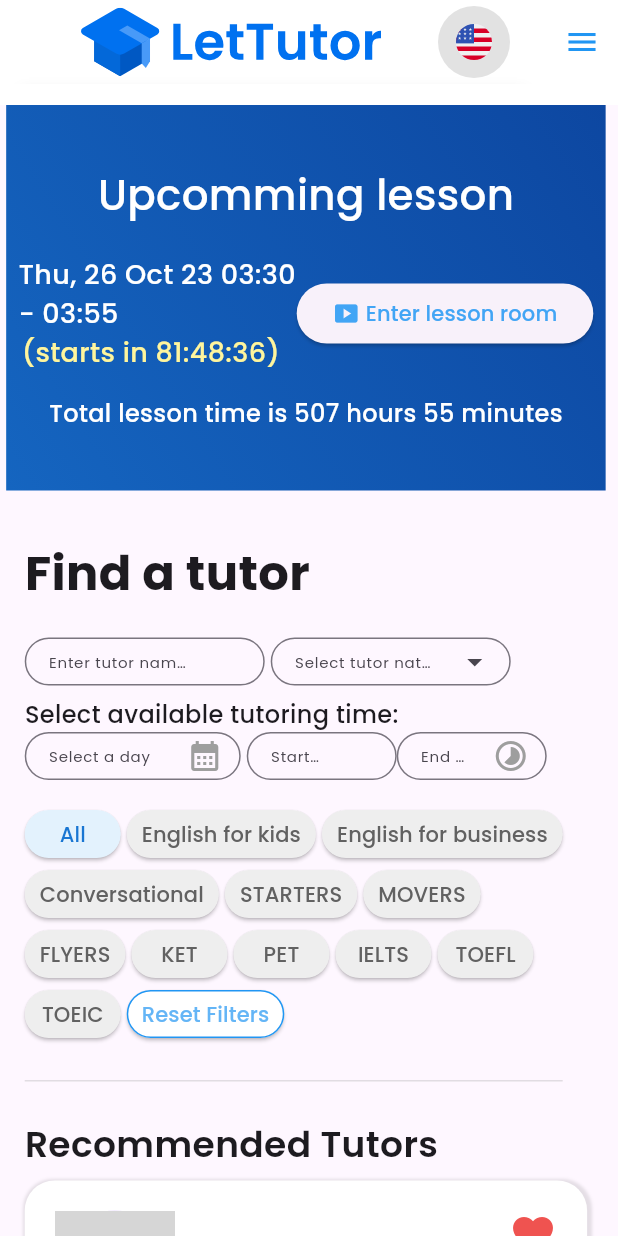
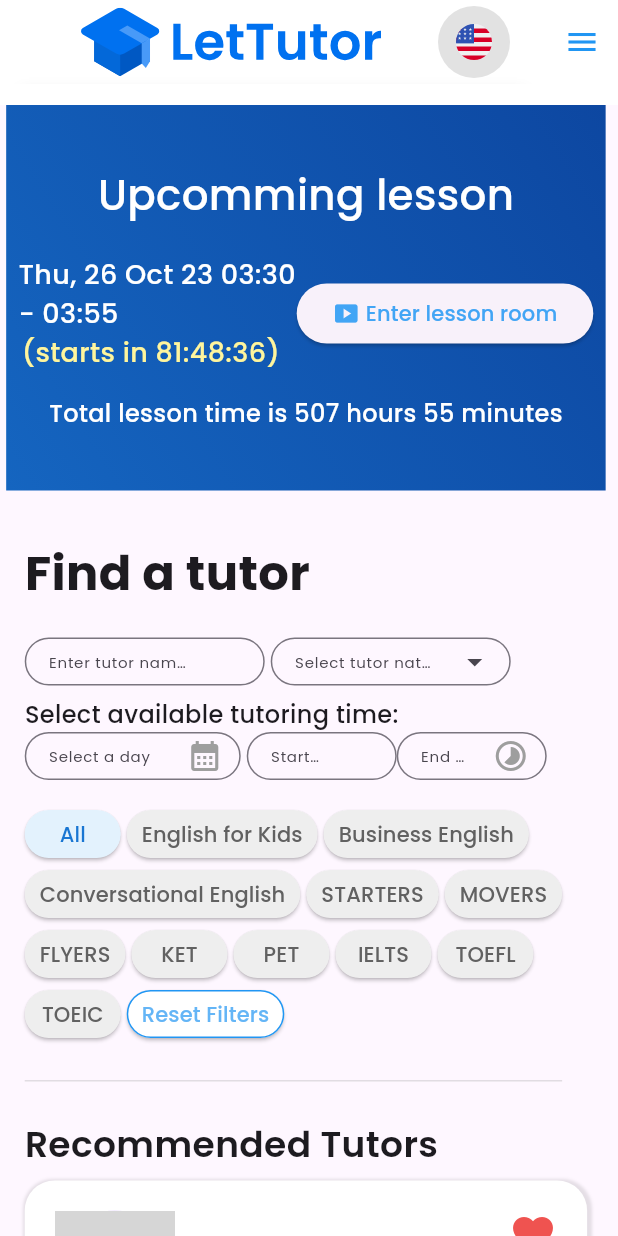
Before and after one commit to Mtoan12/advanced-mobile, a Flutter app: the screen it shows after launch, on a phone screen of 412 x 824 dp. Run offline on Flutter 3.47's test engine with Material 2 defaults, Android fonts, the phone set to English and light mode, and no system bars; our stand-ins replace device_preview, flutter_svg, get, go_router, google_fonts, video_player; missing offline and left inert: dart:js, flutter_pdfview, number_paginator; network calls fail; grey boxes are pictures that could not be loaded.

Commit message:
load json specialities và render ra filters

```diff
--- /dev/null
+++ b/lib/json/specialities.dart
@@ -0,0 +1,79 @@
+String specialitiesJson = '''[
+    {
+        "id": 3,
+        "key": "english-for-kids",
+        "name": "English for Kids",
+        "createdAt": "2021-09-03T13:27:18.266Z",
+        "updatedAt": "2021-09-03T13:27:18.266Z"
+    },
+    {
+        "id": 4,
+        "key": "business-english",
+        "name": "Business English",
+        "createdAt": "2021-09-03T13:27:18.266Z",
+        "updatedAt": "2021-09-03T13:27:18.266Z"
+    },
+    {
+        "id": 5,
+        "key": "conversational-english",
+        "name": "Conversational English",
+        "createdAt": "2021-09-03T13:27:18.266Z",
+        "updatedAt": "2021-09-03T13:27:18.266Z"
+    },
+    {
+        "id": 1,
+        "key": "starters",
+        "name": "STARTERS",
+        "createdAt": "2021-09-03T13:27:18.820Z",
+        "updatedAt": "2021-09-03T13:27:18.820Z"
+    },
+    {
+        "id": 2,
+        "key": "movers",
+        "name": "MOVERS",
+        "createdAt": "2021-09-03T13:27:18.820Z",
+        "updatedAt": "2021-09-03T13:27:18.820Z"
+    },
+    {
+        "id": 3,
+        "key": "flyers",
+        "name": "FLYERS",
+        "createdAt": "2021-09-03T13:27:18.820Z",
+        "updatedAt": "2021-09-03T13:27:18.820Z"
+    },
+    {
+        "id": 4,
+        "key": "ket",
+        "name": "KET",
+        "createdAt": "2021-09-03T13:27:18.820Z",
+        "updatedAt": "2021-09-03T13:27:18.820Z"
+    },
+    {
+        "id": 5,
+        "key": "pet",
+        "name": "PET",
+        "createdAt": "2021-09-03T13:27:18.820Z",
+        "updatedAt": "2021-09-03T13:27:18.820Z"
+    },
+    {
+        "id": 6,
+        "key": "ielts",
+        "name": "IELTS",
+        "createdAt": "2021-09-03T13:27:18.820Z",
+        "updatedAt": "2021-09-03T13:27:18.820Z"
+    },
+    {
+        "id": 7,
+        "key": "toefl",
+        "name": "TOEFL",
+        "createdAt": "2021-09-03T13:27:18.820Z",
+        "updatedAt": "2021-09-03T13:27:18.820Z"
+    },
+    {
+        "id": 8,
+        "key": "toeic",
+        "name": "TOEIC",
+        "createdAt": "2021-09-03T13:27:18.820Z",
+        "updatedAt": "2021-09-03T13:27:18.820Z"
+    }
+]''';
--- a/lib/main.dart
+++ b/lib/main.dart
@@ -2,6 +2,7 @@ import 'package:device_preview/device_preview.dart';
 import 'package:flutter/material.dart';
 import 'package:google_fonts/google_fonts.dart';
 import 'package:lettutor/provider/auth_provider.dart';
+import 'package:lettutor/provider/specialities_provider.dart';
 import 'package:lettutor/provider/teachers_list_provider.dart';
 import 'package:lettutor/router/app_router.dart';
 import 'package:provider/provider.dart';
@@ -22,6 +23,7 @@ class MyApp extends StatefulWidget {
 class _MyAppState extends State<MyApp> {
   AuthProvider authProvider = AuthProvider();
   TeachersListProvider teachersListProvider = TeachersListProvider();
+  SpecialtiesProvider specialtiesProvider = SpecialtiesProvider();
 
   @override
   Widget build(BuildContext context) {
@@ -29,6 +31,7 @@ class _MyAppState extends State<MyApp> {
         providers: [
           ChangeNotifierProvider(create: (context) => authProvider),
           ChangeNotifierProvider(create: (context) => teachersListProvider),
+          Provider(create: (context) => specialtiesProvider),
         ],
         child: MaterialApp.router(
           builder: DevicePreview.appBuilder,
--- /dev/null
+++ b/lib/models/speciality.dart
@@ -0,0 +1,15 @@
+class Specialty {
+  int? id;
+  String? key;
+  String? name;
+  String? createdAt;
+  String? updatedAt;
+
+  Specialty.fromJson(Map<String, dynamic> json) {
+    id = json['id'];
+    key = json['key'];
+    name = json['name'];
+    createdAt = json['createdAt'];
+    updatedAt = json['updatedAt'];
+  }
+}
--- a/lib/models/teacher.dart
+++ b/lib/models/teacher.dart
@@ -1,5 +1,3 @@
-import 'package:flutter/cupertino.dart';
-
 class Teacher {
   String? id;
   String avatar;
--- /dev/null
+++ b/lib/provider/specialities_provider.dart
@@ -0,0 +1,13 @@
+import 'dart:convert';
+
+import 'package:lettutor/json/specialities.dart';
+import 'package:lettutor/models/speciality.dart';
+
+class SpecialtiesProvider {
+  List<Specialty> specialities = [];
+
+  SpecialtiesProvider() {
+    var list = json.decode(specialitiesJson) as List<dynamic>;
+    specialities = list.map((e) => Specialty.fromJson(e)).toList();
+  }
+}
--- a/lib/screens/teachers_list_screen/filters_teachers.dart
+++ b/lib/screens/teachers_list_screen/filters_teachers.dart
@@ -1,7 +1,10 @@
 import 'package:flutter/material.dart';
 import 'package:get/get.dart';
+import 'package:lettutor/models/speciality.dart';
+import 'package:lettutor/provider/specialities_provider.dart';
 import 'package:lettutor/screens/teachers_list_screen/Input.dart';
 import 'package:lettutor/screens/teachers_list_screen/filter_item.dart';
+import 'package:provider/provider.dart';
 
 class FiltersTeachersWidget extends StatefulWidget {
   const FiltersTeachersWidget({super.key});
@@ -13,6 +16,8 @@ class FiltersTeachersWidget extends StatefulWidget {
 class _FiltersTeachersWidgetState extends State<FiltersTeachersWidget> {
   @override
   Widget build(BuildContext context) {
+    SpecialtiesProvider specialtiesProvider =
+        context.watch<SpecialtiesProvider>();
     return Column(
       crossAxisAlignment: CrossAxisAlignment.start,
       children: [
@@ -88,61 +93,37 @@ class _FiltersTeachersWidgetState extends State<FiltersTeachersWidget> {
           )),
           child: Padding(
               padding: EdgeInsets.only(bottom: 28),
-            child: Wrap(runSpacing: 8, spacing: 4, children: [
+              child: specialitiesWidget(context)),
+        )
+      ],
+    );
+  }
+
+  Widget specialitiesWidget(BuildContext context) {
+    SpecialtiesProvider specialtiesProvider =
+        context.watch<SpecialtiesProvider>();
+    var specialities = specialtiesProvider.specialities;
+
+    List<Widget> list = [];
+    list.add(
       FilterItem(
         name: "All".tr,
         active: true,
       ),
+    );
+    for (Specialty speciality in specialities) {
+      list.add(
         FilterItem(
-                name: "English for kids".tr,
+          name: speciality.name!,
           active: false,
         ),
-              FilterItem(
-                name: "English for business".tr,
-                active: false,
-              ),
-              FilterItem(
-                name: "Conversational".tr,
-                active: false,
-              ),
-              FilterItem(
-                name: "STARTERS",
-                active: false,
-              ),
-              FilterItem(
-                name: "MOVERS",
-                active: false,
-              ),
-              FilterItem(
-                name: "FLYERS",
-                active: false,
-              ),
-              FilterItem(
-                name: "KET",
-                active: false,
-              ),
-              FilterItem(
-                name: "PET",
-                active: false,
-              ),
-              FilterItem(
-                name: "IELTS",
-                active: false,
-              ),
-              FilterItem(
-                name: "TOEFL",
-                active: false,
-              ),
-              FilterItem(
-                name: "TOEIC",
-                active: false,
-              ),
-              SizedBox(
+      );
+    }
+    list.add(SizedBox(
       height: 32,
       child: ElevatedButton(
           style: ElevatedButton.styleFrom(
-                        padding: EdgeInsets.only(
-                            left: 10, right: 10, top: 2, bottom: 2),
+              padding: EdgeInsets.only(left: 10, right: 10, top: 2, bottom: 2),
               backgroundColor: Colors.white,
               foregroundColor: Colors.blue[300],
               side: BorderSide(width: 1, color: Colors.blue)),
@@ -150,11 +131,11 @@ class _FiltersTeachersWidgetState extends State<FiltersTeachersWidget> {
           child: Text(
             'Reset Filters'.tr,
           )),
-              )
-            ]),
-          ),
-        )
-      ],
+    ));
+    return Wrap(
+      runSpacing: 8,
+      spacing: 4,
+      children: list,
     );
   }
 }
--- a/lib/screens/teachers_list_screen/teachers_list_screen.dart
+++ b/lib/screens/teachers_list_screen/teachers_list_screen.dart
@@ -1,4 +1,5 @@
 import 'package:flutter/material.dart';
+import 'package:lettutor/provider/specialities_provider.dart';
 import 'package:lettutor/provider/teachers_list_provider.dart';
 import 'package:lettutor/screens/teachers_list_screen/filters_teachers.dart';
 import 'package:lettutor/screens/teachers_list_screen/incoming_lesson.dart';
@@ -23,6 +24,12 @@ class _TeachersListScreenState extends State<TeachersListScreen> {
 
     TeachersListProvider teachersListProvider =
         context.watch<TeachersListProvider>();
+    SpecialtiesProvider specialtiesProvider =
+        context.watch<SpecialtiesProvider>();
+
+    specialtiesProvider.specialities.forEach((element) {
+      print(element.name);
+    });
     return Scaffold(
       appBar: appBar(),
       endDrawer: DrawerWidget(),
```
Lines whose indentation alone changed are shown as unchanged.
